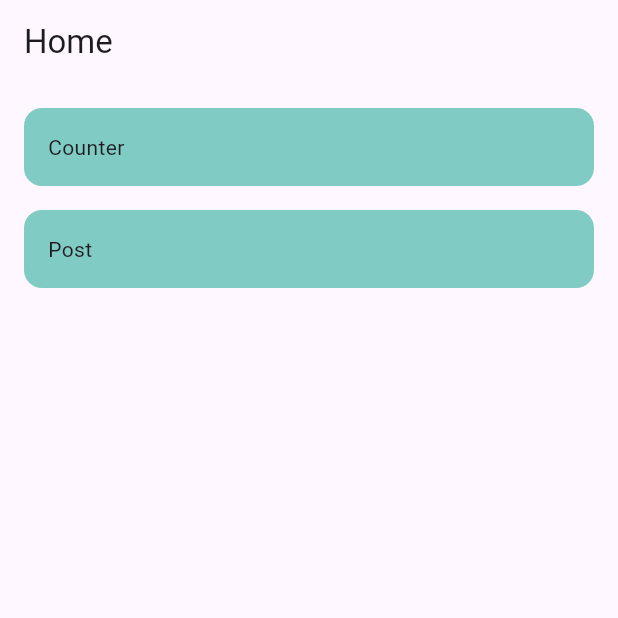
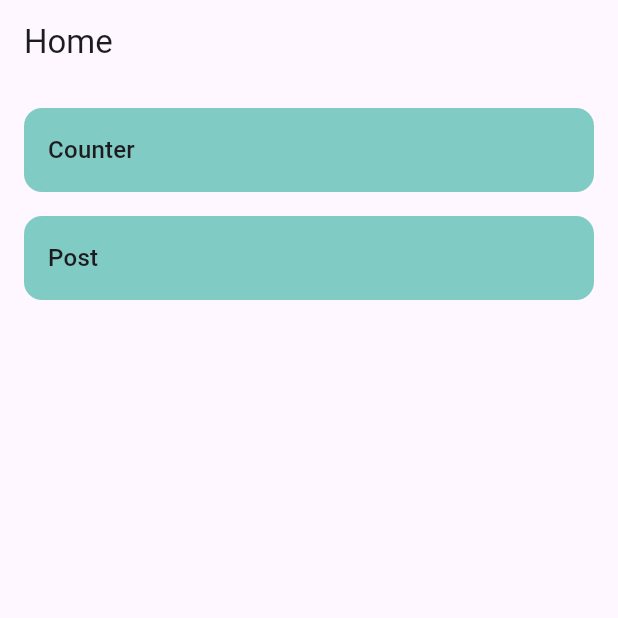
Before and after one commit to sumitMicra/sumit_bloc_demo, a Flutter app: the screen it shows after launch, on a phone screen of 412 x 824 dp, the top half of it. Run offline on Flutter 3.47's test engine with Material 3 defaults, Android fonts, the phone set to English and light mode, and no system bars; our stand-ins replace bloc, flutter_bloc, go_router.

Commit message:
Routing fixing

```diff
--- a/lib/feature/home/ui/home_screen.dart
+++ b/lib/feature/home/ui/home_screen.dart
@@ -1,4 +1,3 @@
-import 'package:bloc_demo/utils/routes/app_pages.dart';
 import 'package:flutter/material.dart';
 import 'package:go_router/go_router.dart';
 
@@ -18,34 +17,43 @@ class HomeScreen extends StatelessWidget {
         padding: const EdgeInsets.all(defaultPadding),
         children: [
           /// Counter
-          InkWell(
+          Padding(
+            padding: const EdgeInsets.only(bottom: defaultPadding),
+            child: InkWell(
+              borderRadius: BorderRadius.circular(defaultRadius),
               onTap: () {
                 GoRouter.of(context).pushNamed('counter');
               },
               child: Container(
                 padding: const EdgeInsets.all(defaultPadding),
-              margin: const EdgeInsets.only(bottom: defaultPadding),
                 decoration: BoxDecoration(
                   borderRadius: BorderRadius.circular(defaultRadius),
                   color: Colors.teal.shade200,
                 ),
-              child: const Text("Counter"),
+                child: Text(
+                  "Counter",
+                  style: Theme.of(context).textTheme.titleMedium,
+                ),
+              ),
             ),
           ),
 
           /// POST
           InkWell(
+            borderRadius: BorderRadius.circular(defaultRadius),
             onTap: () {
-              GoRouter.of(context).pushNamed(AppPages.postScreen);
+              GoRouter.of(context).pushNamed('post');
             },
             child: Container(
               padding: const EdgeInsets.all(defaultPadding),
-              margin: const EdgeInsets.only(bottom: defaultPadding),
               decoration: BoxDecoration(
                 borderRadius: BorderRadius.circular(defaultRadius),
                 color: Colors.teal.shade200,
               ),
-              child: const Text("Post"),
+              child: Text(
+                "Post",
+                style: Theme.of(context).textTheme.titleMedium,
+              ),
             ),
           ),
         ],
--- a/lib/main.dart
+++ b/lib/main.dart
@@ -1,5 +1,6 @@
 import 'package:bloc_demo/utils/routes/app_router.dart';
 import 'package:flutter/material.dart';
+import 'package:go_router/go_router.dart';
 
 void main() {
   runApp(const MyApp());
@@ -10,11 +11,12 @@ class MyApp extends StatelessWidget {
 
   @override
   Widget build(BuildContext context) {
+    final GoRouter router = AppRouter.returnRouter(true);
     return MaterialApp.router(
       debugShowCheckedModeBanner: false,
-      routeInformationParser: AppRouter().router.routeInformationParser,
-      routerDelegate: AppRouter().router.routerDelegate,
-      routeInformationProvider: AppRouter().router.routeInformationProvider,
+      routeInformationParser: router.routeInformationParser,
+      routerDelegate: router.routerDelegate,
+      routeInformationProvider: router.routeInformationProvider,
     );
   }
 }
--- a/lib/utils/routes/app_pages.dart
+++ b/lib/utils/routes/app_pages.dart
@@ -1,5 +1,5 @@
 class AppPages {
   static String homeScreen = "/";
-  static String counterScreen = "/COUNTER_SCREEN";
-  static String postScreen = "/POST_SCREEN";
+  static String counterScreen = "counter";
+  static String postScreen = "post";
 }
--- a/lib/utils/routes/app_router.dart
+++ b/lib/utils/routes/app_router.dart
@@ -6,12 +6,13 @@ import 'package:flutter/material.dart';
 import 'package:go_router/go_router.dart';
 
 class AppRouter {
+  static GoRouter returnRouter(bool isAuth) {
     GoRouter router = GoRouter(
       routes: [
         /// Home Screen
         GoRoute(
+          name: 'home',
           path: '/',
-        name: 'home',
           pageBuilder: (context, state) => const MaterialPage(
             child: HomeScreen(),
           ),
@@ -19,22 +20,19 @@ class AppRouter {
 
         /// Counter Screen
         GoRoute(
-        path: AppPages.counterScreen,
-        name: 'counter',
+          name: AppPages.counterScreen,
+          path: '/counter',
           builder: (context, state) => CounterScreen(),
-        // pageBuilder: (context, state) => MaterialPage(
-        //   child: CounterScreen(),
-        // ),
         ),
 
         /// Post Screen
         GoRoute(
-        path: AppPages.postScreen,
-        name: 'post',
-        pageBuilder: (context, state) => const MaterialPage(
-          child: PostScreen(),
-        ),
+          name: AppPages.postScreen,
+          path: '/post',
+          builder: (context, state) => const PostScreen(),
         ),
       ],
     );
+    return router;
   }
+}
```
Also changed, not shown: pubspec.lock, 1 other file. Lines whose indentation alone changed are shown as unchanged.
